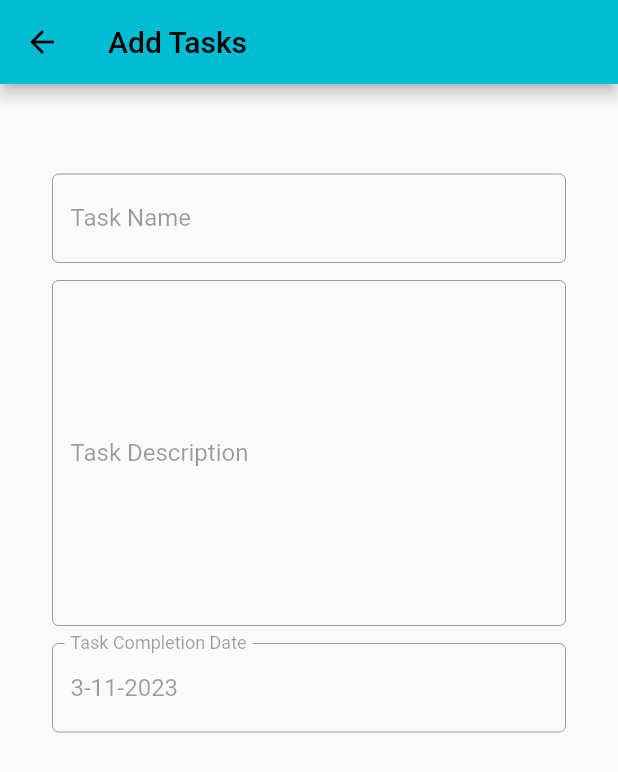
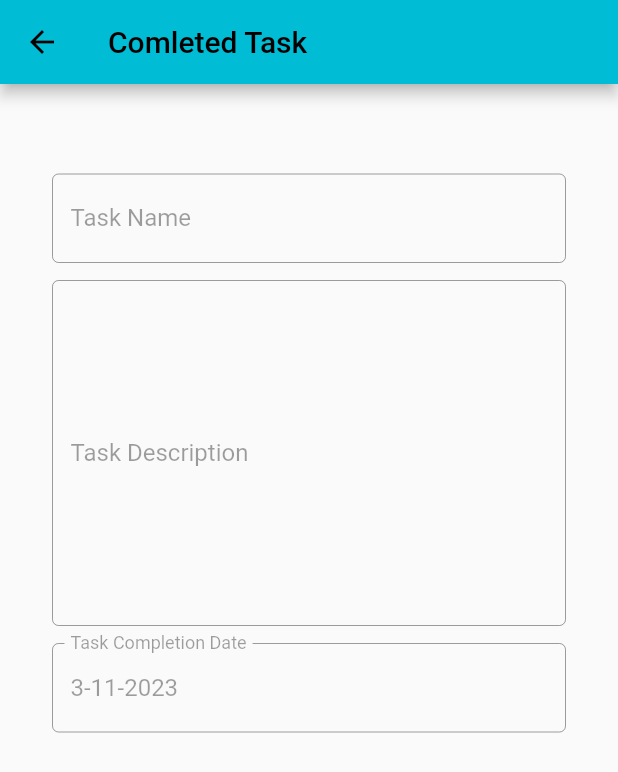
Before and after one commit to kimimaula/task-tracker, a Flutter app: the CompletedTask screen opened directly with empty values, on a phone screen of 412 x 824 dp. Shown: the top 772 px of the screen. Run offline on Flutter 3.47's test engine with Material 2 defaults, Android fonts, the phone set to English and light mode, and no system bars.

Commit message:
updated naming on pages

```diff
--- a/lib/completed_task.dart
+++ b/lib/completed_task.dart
@@ -45,7 +45,7 @@ class _CompletedTaskState extends State<CompletedTask> {
 
     return Scaffold(
       appBar: AppBar(
-        title: const Text('Add Tasks'),
+        title: const Text('Comleted Task'),
       ),
       body: Padding(
         padding: const EdgeInsets.symmetric(horizontal: 35.0, vertical: 60.0),
--- a/lib/update_task.dart
+++ b/lib/update_task.dart
@@ -39,7 +39,7 @@ class _UpdateTaskState extends State<UpdateTask> {
 
     return Scaffold(
       appBar: AppBar(
-        title: const Text('Add Tasks'),
+        title: const Text('Update Tasks'),
       ),
       body: Padding(
         padding: const EdgeInsets.symmetric(horizontal: 35.0, vertical: 60.0),
```
